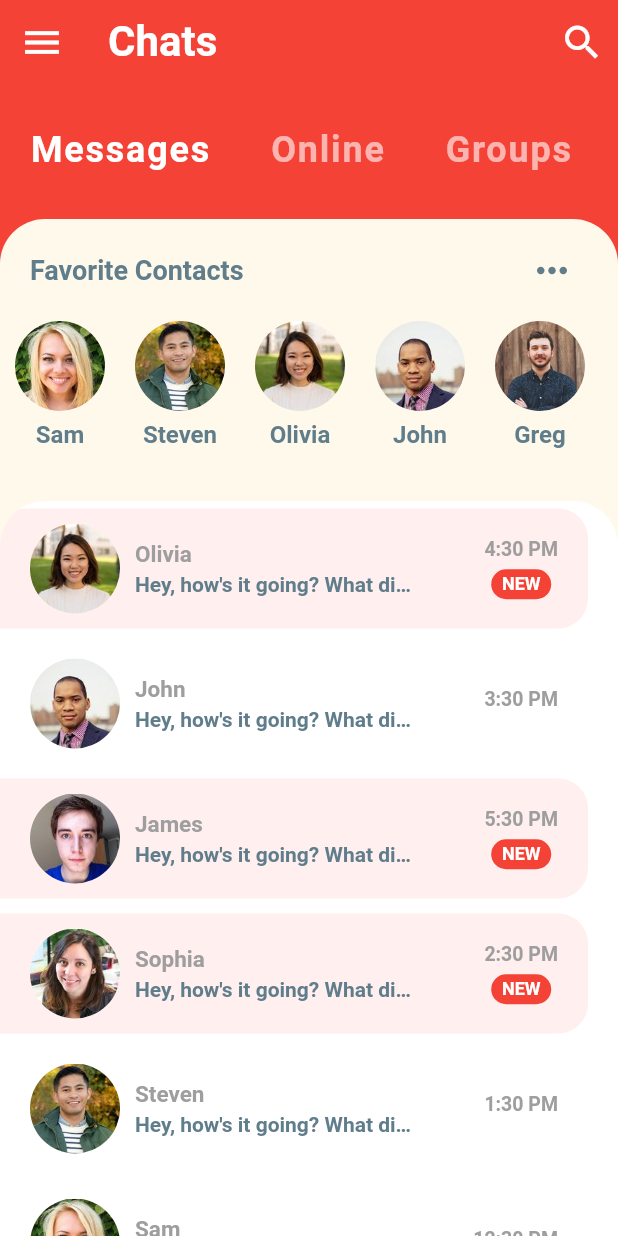
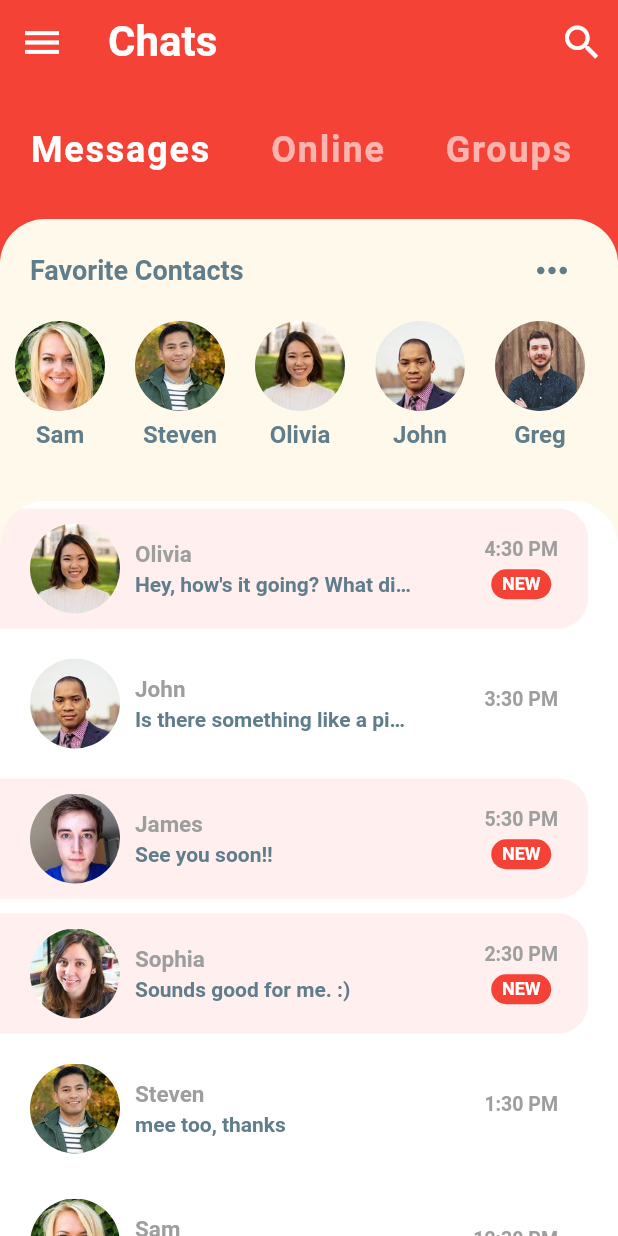
Before and after one commit to jamescardona11/flutter_ui_challenges, a Flutter app: the screen it shows after launch, on a phone screen of 412 x 824 dp. Run offline on Flutter 3.47's test engine with Material 2 defaults, Android fonts, the phone set to English and light mode, and no system bars.

Commit message:
Create a navigation between interfaces

```diff
--- a/chay_ui_flutter/lib/mock_data.dart
+++ b/chay_ui_flutter/lib/mock_data.dart
@@ -23,42 +23,42 @@ class MockData {
     MessageModel(
       sender: john,
       time: '3:30 PM',
-      text: 'Hey, how\'s it going? What did you do today?',
+      text: 'Is there something like a pineapple? ',
       isLiked: false,
       unread: false,
     ),
     MessageModel(
       sender: james,
       time: '5:30 PM',
-      text: 'Hey, how\'s it going? What did you do today?',
+      text: 'See you soon!!',
       isLiked: false,
       unread: true,
     ),
     MessageModel(
       sender: sophia,
       time: '2:30 PM',
-      text: 'Hey, how\'s it going? What did you do today?',
+      text: 'Sounds good for me. :) ',
       isLiked: false,
       unread: true,
     ),
     MessageModel(
       sender: steven,
       time: '1:30 PM',
-      text: 'Hey, how\'s it going? What did you do today?',
+      text: 'mee too, thanks',
       isLiked: false,
       unread: false,
     ),
     MessageModel(
       sender: sam,
       time: '12:30 PM',
-      text: 'Hey, how\'s it going? What did you do today?',
+      text: 'Can you ask a mom for Sophie ?',
       isLiked: false,
       unread: false,
     ),
     MessageModel(
       sender: greg,
       time: '11:30 AM',
-      text: 'Hey, how\'s it going? What did you do today?',
+      text: 'Carammmmmmaaaaa yeap!!',
       isLiked: false,
       unread: false,
     ),
--- a/chay_ui_flutter/lib/presentation/home/widgets/favorite_contacts.dart
+++ b/chay_ui_flutter/lib/presentation/home/widgets/favorite_contacts.dart
@@ -1,4 +1,5 @@
 import 'package:chay_ui_flutter/models/user_model.dart';
+import 'package:chay_ui_flutter/presentation/chat/chat_page.dart';
 import 'package:chay_ui_flutter/presentation/widgets/circle_avatar_app.dart';
 import 'package:flutter/material.dart';
 
@@ -41,7 +42,14 @@ class FavoriteContacts extends StatelessWidget {
             child: ListView.builder(
               scrollDirection: Axis.horizontal,
               itemCount: favorite.length,
-              itemBuilder: (context, index) => Padding(
+              itemBuilder: (context, index) => GestureDetector(
+                onTap: () {
+                  Navigator.push(
+                    context,
+                    MaterialPageRoute(builder: (context) => ChatPage(user: favorite[index])),
+                  );
+                },
+                child: Padding(
                   padding: const EdgeInsets.all(10),
                   child: Column(
                     children: [
@@ -58,6 +66,7 @@ class FavoriteContacts extends StatelessWidget {
                   ),
                 ),
               ),
+            ),
           )
         ],
       ),
--- a/chay_ui_flutter/lib/presentation/home/widgets/recent_chats.dart
+++ b/chay_ui_flutter/lib/presentation/home/widgets/recent_chats.dart
@@ -1,6 +1,7 @@
 import 'package:chay_ui_flutter/mock_data.dart';
 import 'package:chay_ui_flutter/models/message_model.dart';
 import 'package:chay_ui_flutter/models/user_model.dart';
+import 'package:chay_ui_flutter/presentation/chat/chat_page.dart';
 import 'package:chay_ui_flutter/presentation/widgets/circle_avatar_app.dart';
 import 'package:flutter/material.dart';
 
@@ -37,7 +38,14 @@ class _RecentItemChat extends StatelessWidget {
 
   @override
   Widget build(BuildContext context) {
-    return Container(
+    return GestureDetector(
+      onTap: () {
+        Navigator.push(
+          context,
+          MaterialPageRoute(builder: (context) => ChatPage(user: chatInfo.sender)),
+        );
+      },
+      child: Container(
         margin: EdgeInsets.only(top: 5, bottom: 5, right: 20),
         padding: EdgeInsets.symmetric(vertical: 10, horizontal: 20),
         decoration: BoxDecoration(
@@ -106,6 +114,7 @@ class _RecentItemChat extends StatelessWidget {
             )
           ],
         ),
+      ),
     );
   }
 }
```
Also changed, not shown: chay_ui_flutter/lib/presentation/chat/chat_page.dart (added, +25 -0 lines). Lines whose indentation alone changed are shown as unchanged.
